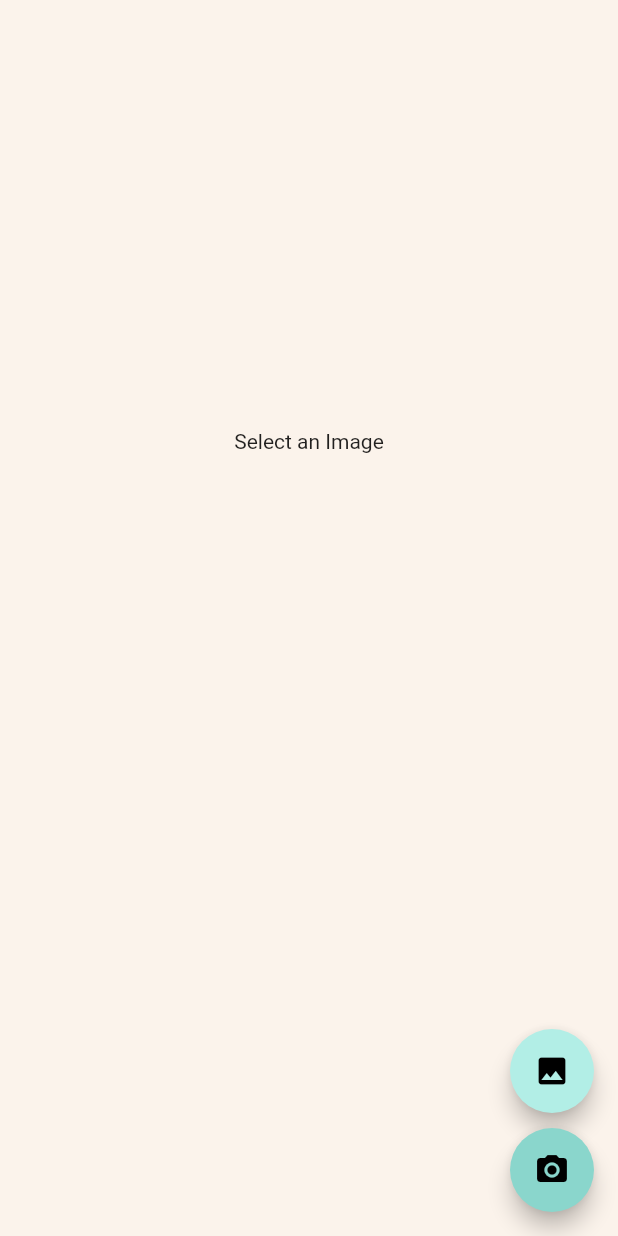
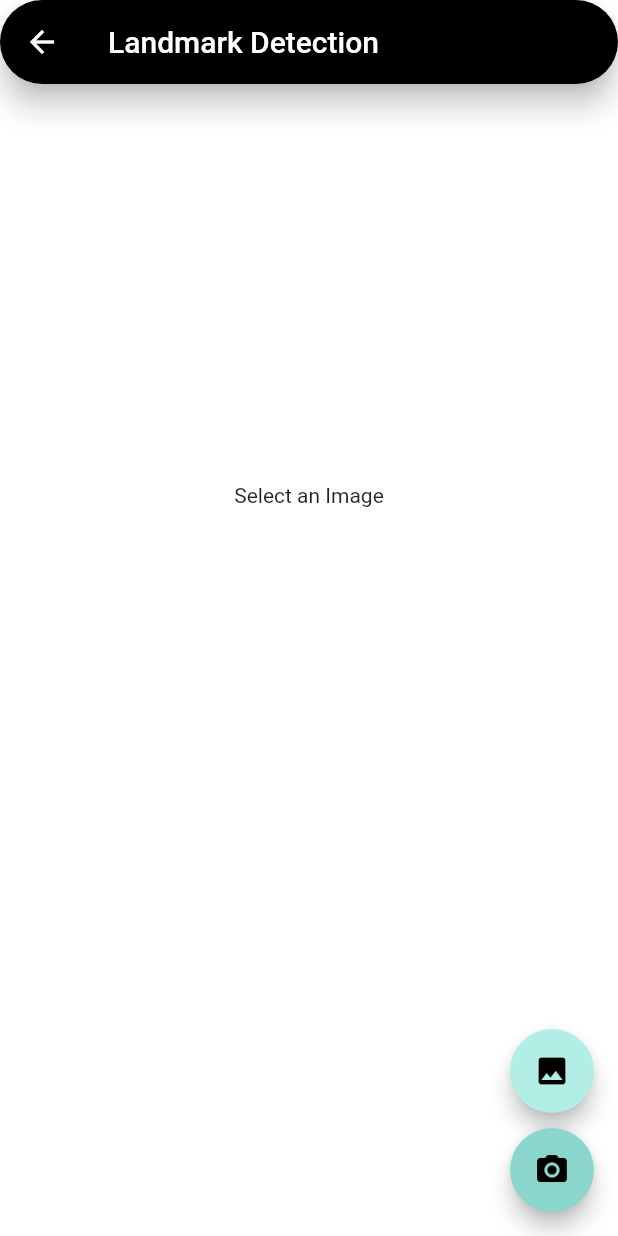
Before and after one commit to omarahmad1999/tourism_new, a Flutter app: the DetectionScreen screen opened directly, on a phone screen of 412 x 824 dp. Run offline on Flutter 3.47's test engine with Material 2 defaults, Android fonts, the phone set to English and light mode, and no system bars; our stand-ins replace card_swiper, cloud_firestore, email_validator, firebase_auth, firebase_core, image_picker; missing offline and left inert: tflite; accounts and stored records are empty; network calls fail.

Commit message:
fix flutter analyze bugs

```diff
--- a/lib/constants.dart
+++ b/lib/constants.dart
@@ -18,7 +18,7 @@ const kDarkCoralColour = Color(0xffFF907C);
 const kLightCoralColour = Color(0xffFFC4B2);
 const kMediumCoralColour = Color(0xffFDAFA2);
 const kAppBarColour = Color(0xff66BEB2);
-const kScaffoldColour = Color(0xffFBF3EB);
+const kScaffoldColour = Colors.white;
 const kInfoCardsColors = [
   kLightCoralColour,
   kMediumCoralColour,
--- a/lib/screens/detection_screen.dart
+++ b/lib/screens/detection_screen.dart
@@ -1,4 +1,3 @@
-import 'package:flutter/cupertino.dart';
 import 'package:flutter/material.dart';
 import 'dart:io';
 import 'package:tourism_new/constants.dart';
@@ -8,7 +7,9 @@ import 'landmark_information_screen.dart';
 import 'package:tourism_new/widgets/error_message.dart' as error;
 import 'package:tourism_new/services/image_picker_service.dart';
 class DetectionScreen extends StatefulWidget {
-  static final String id = 'detection_screen';
+  static const String id = 'detection_screen';
+
+  const DetectionScreen({Key? key}) : super(key: key);
 
   @override
   _DetectionScreenState createState() => _DetectionScreenState();
@@ -52,20 +53,31 @@ class _DetectionScreenState extends State<DetectionScreen> {
     _image != null
         ? stackChildren.add(
       Container(
-          margin: EdgeInsets.only(top: 5),
+
+          width:size.width,
+          height: size.height * (5 / 7),
+          margin: const EdgeInsets.all(5),
+
           decoration: BoxDecoration(
-            borderRadius: BorderRadius.all(Radius.circular(20)),
-            border: Border.all(width: 5, color: Colors.black),
+            boxShadow:[const BoxShadow(
+              offset: Offset(0,10),
+              blurRadius: 60,
+            )] ,
+            image: DecorationImage(
+              image:  FileImage(_image!),
+                  fit: BoxFit.fill
+            ),
+
+            color: Colors.black,
+             borderRadius: const BorderRadius.all(Radius.circular(5)),
+            // border: Border.all(width: 5, color: Colors.black),
           ),
-          child: Image.file(
-            _image!,
-            width: size.width,
-            height: size.height * (5 / 7),
-          )),
+
+        ),
     )
         : stackChildren.add(Center(
       child: Container(
-        child: Text('Select an Image'),
+        child: const Text('Select an Image'),
       ),
     ));
     if (_image != null) {
@@ -73,12 +85,21 @@ class _DetectionScreenState extends State<DetectionScreen> {
     }
     if (_busy) {
       stackChildren.add(
-        Center(
-          child: CircularProgressIndicator(),
+        const Center(
+          child:  CircularProgressIndicator(),
         ),
       );
     }
     return Scaffold(
+      appBar: AppBar(
+        title: Text('Landmark Detection'),
+        backgroundColor: Colors.black,
+        elevation: 8,
+        shadowColor: Colors.black,
+        shape: RoundedRectangleBorder(
+          borderRadius: BorderRadius.circular(30)
+        ),
+      ),
       backgroundColor: kScaffoldColour,
       body: Container(
         child: Column(
@@ -91,19 +112,19 @@ class _DetectionScreenState extends State<DetectionScreen> {
             ),
             Expanded(
                 flex: 4,
-                child: _predictedLabel != null
+                child: (_predictedLabel != null&& _predictedLabel!='no_detection')
                     ? Column(
                   children: [
                     Container(
-                      padding: EdgeInsets.all(10),
-                      margin: EdgeInsets.symmetric(vertical: 10),
+                      padding: const EdgeInsets.all(10),
+                      margin: const EdgeInsets.symmetric(vertical: 10),
                       decoration: BoxDecoration(
                           border: Border.all(
                               color: kLightCoralColour, width: 2),
                           borderRadius: BorderRadius.circular(10)),
                       child: Text(
-                        _predictedLabel!.toUpperCase(),
-                        style: TextStyle(
+                        _predictedLabel!.toUpperCase().replaceAll(RegExp(r'_'),  ' '),
+                        style: const TextStyle(
                             color: Colors.black,
                             fontSize: 20,
                             fontWeight: FontWeight.w500),
@@ -135,37 +156,35 @@ class _DetectionScreenState extends State<DetectionScreen> {
         crossAxisAlignment: CrossAxisAlignment.end,
         children: [
           FloatingActionButton(
-            backgroundColor: Color(0xffB2EEE6),
+            backgroundColor: const Color(0xffB2EEE6),
             heroTag: 'floatButton1',
             onPressed: ()async{
               _image=await getImageFromGallery();
               if(_image!=null){
-                print(_image);
                 updateUI(_image!);
               }
 
             },
-            child: Icon(
+            child: const Icon(
               Icons.photo,
               color: Colors.black,
             ),
           ),
-          SizedBox(
+          const SizedBox(
             height: 10,
           ),
           FloatingActionButton(
-            backgroundColor: Color(0xff8AD6CC),
+            backgroundColor: const Color(0xff8AD6CC),
             heroTag: 'floatButton2',
             onPressed: ()
                   async{
                 _image=await getImageFromCamera();
                 if(_image!=null){
-                  print(_image);
                   updateUI(_image!);
                 }
               },
 
-            child: Icon(
+            child: const Icon(
               Icons.camera_alt,
               color: Colors.black,
             ),
--- a/lib/screens/trivia_screen.dart
+++ b/lib/screens/trivia_screen.dart
@@ -1,6 +1,4 @@
 import 'package:flutter/material.dart';
-import 'package:tourism_new/constants.dart';
-import 'package:firebase_auth/firebase_auth.dart';
 class TriviaScreen extends StatelessWidget {
   const TriviaScreen({Key? key}) : super(key: key);
 
--- a/lib/screens/welcome_screen.dart
+++ b/lib/screens/welcome_screen.dart
@@ -2,7 +2,6 @@ import 'package:flutter/material.dart';
 import 'package:tourism_new/screens/detection_screen.dart';
 import 'package:tourism_new/screens/profile_screen.dart';
 import 'package:tourism_new/screens/trivia_screen.dart';
-import 'package:tourism_new/constants.dart';
 class WelcomeScreen extends StatefulWidget {
   const WelcomeScreen({Key? key}) : super(key: key);
 
@@ -20,7 +19,7 @@ class _WelcomeScreenState extends State<WelcomeScreen> {
   @override
   Widget build(BuildContext context) {
     return Scaffold(
-      appBar: AppBar(title: Text('welcome'),backgroundColor: kAppBarColour,),
+      // appBar: AppBar(title: Text('welcome'),backgroundColor: kAppBarColour,),
       bottomNavigationBar: BottomNavigationBar(items: const <BottomNavigationBarItem>[
         BottomNavigationBarItem(icon: Icon(Icons.person), label: 'Profile'),
         BottomNavigationBarItem(icon: Icon(Icons.home), label: 'Home'),
@@ -30,7 +29,7 @@ class _WelcomeScreenState extends State<WelcomeScreen> {
         selectedItemColor: Colors.amber[800],
         onTap: _onItemTapped,
       ),
-      body: _selectedIndex==1?  DetectionScreen():_selectedIndex==0?ProfileScreen():TriviaScreen()
+      body: _selectedIndex==1?  const DetectionScreen():_selectedIndex==0?ProfileScreen():const TriviaScreen()
       ,
     );
   }
--- a/lib/services/data_upload.dart
+++ b/lib/services/data_upload.dart
@@ -1,5 +1,4 @@
 import 'package:cloud_firestore/cloud_firestore.dart';
-import 'package:flutter/material.dart';
 import 'package:tourism_new/landmark_database.dart';
 class Data {
   final FirebaseFirestore firestore = FirebaseFirestore.instance;
```
Also changed, not shown: lib/screens/app_base.dart (+7 -14 lines), lib/screens/landmark_information_screen.dart (+11 -12 lines), lib/screens/login_screen.dart (+6 -7 lines), lib/screens/profile_screen.dart (+11 -14 lines), lib/screens/registration_screen.dart (+6 -7 lines), lib/services/auth.dart (+2 -5 lines), lib/services/detection_service.dart (+4 -6 lines).
